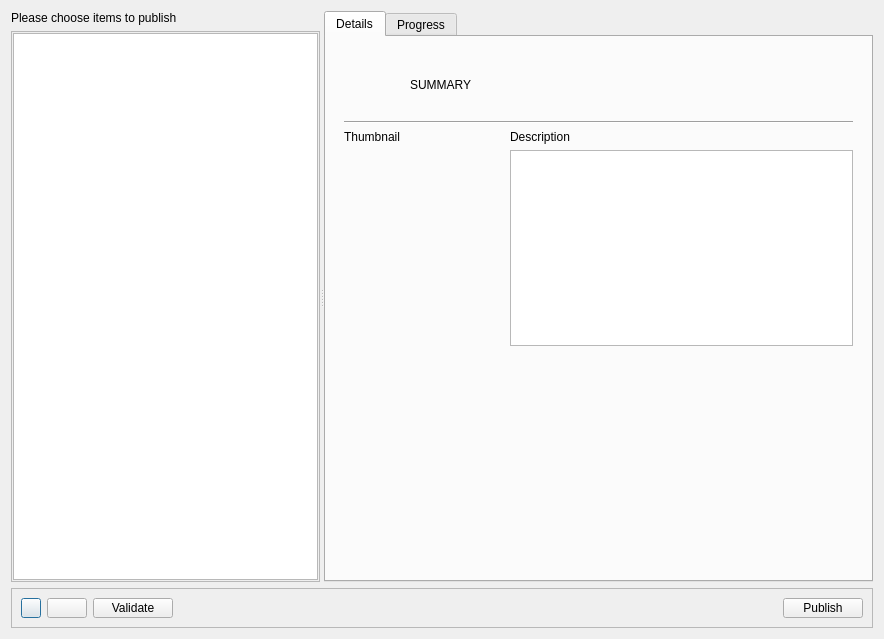
Above: resources/dialog.ui from shotgunsoftware/tk-multi-publish2 before the change. Below: the same form after it.
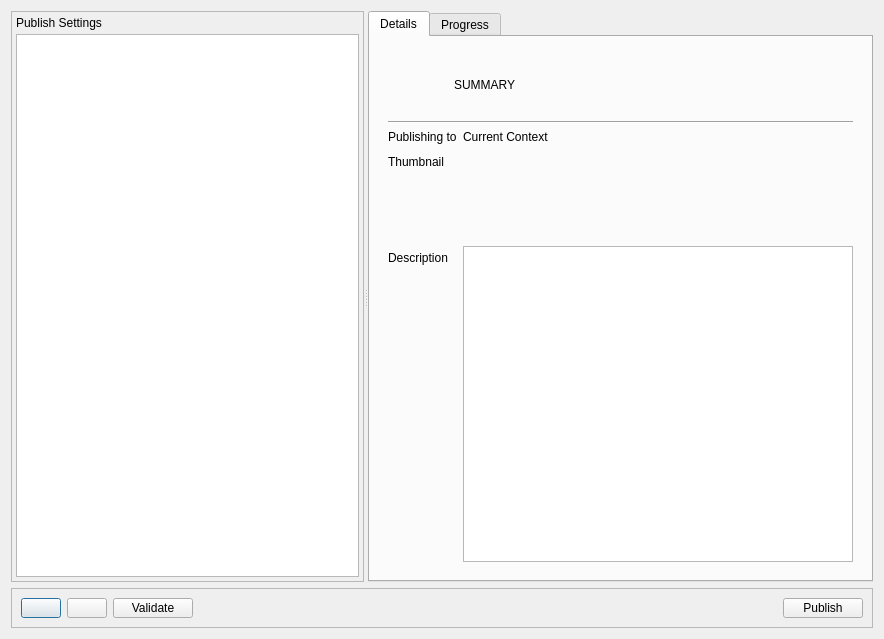
That is the form after the change. The open tabs and pages were chosen to show the change. Icons and pictures are not drawn. Custom widgets are drawn as their Qt base class.

The edit to the form file:
```diff
--- a/resources/dialog.ui
+++ b/resources/dialog.ui
@@ -21,13 +21,6 @@
      </property>
      <widget class="QWidget" name="verticalLayoutWidget">
       <layout class="QVBoxLayout" name="verticalLayout">
-       <item>
-        <widget class="QLabel" name="label">
-         <property name="text">
-          <string>Please choose items to publish</string>
-         </property>
-        </widget>
-       </item>
        <item>
         <widget class="DropAreaFrame" name="frame">
          <property name="frameShape">
@@ -38,11 +31,31 @@
          </property>
          <layout class="QVBoxLayout" name="verticalLayout_2">
           <property name="spacing">
-           <number>1</number>
+           <number>0</number>
           </property>
           <property name="margin">
-           <number>1</number>
+           <number>0</number>
           </property>
+          <item>
+           <widget class="QStackedWidget" name="items_tree_stack">
+            <property name="currentIndex">
+             <number>0</number>
+            </property>
+            <widget class="QWidget" name="page">
+             <layout class="QVBoxLayout" name="verticalLayout_15">
+              <property name="spacing">
+               <number>4</number>
+              </property>
+              <property name="margin">
+               <number>4</number>
+              </property>
+              <item>
+               <widget class="QLabel" name="items_tree_label">
+                <property name="text">
+                 <string>Please choose items to publish</string>
+                </property>
+               </widget>
+              </item>
           <item>
            <widget class="QTreeWidget" name="items_tree">
             <attribute name="headerVisible">
@@ -57,6 +70,39 @@
           </item>
          </layout>
         </widget>
+            <widget class="QWidget" name="page_2">
+             <layout class="QVBoxLayout" name="verticalLayout_14">
+              <property name="spacing">
+               <number>4</number>
+              </property>
+              <property name="margin">
+               <number>4</number>
+              </property>
+              <item>
+               <widget class="QLabel" name="reversed_items_tree_label">
+                <property name="text">
+                 <string>Publish Settings</string>
+                </property>
+               </widget>
+              </item>
+              <item>
+               <widget class="QTreeWidget" name="reversed_items_tree">
+                <attribute name="headerVisible">
+                 <bool>false</bool>
+                </attribute>
+                <column>
+                 <property name="text">
+                  <string notr="true">1</string>
+                 </property>
+                </column>
+               </widget>
+              </item>
+             </layout>
+            </widget>
+           </widget>
+          </item>
+         </layout>
+        </widget>
        </item>
       </layout>
      </widget>
@@ -75,7 +121,7 @@
            <number>3</number>
           </property>
           <widget class="QWidget" name="details_summary">
-           <layout class="QVBoxLayout" name="verticalLayout_9">
+           <layout class="QVBoxLayout" name="verticalLayout_8">
             <item>
              <layout class="QHBoxLayout" name="horizontalLayout_2">
               <item>
@@ -120,17 +166,29 @@
              </widget>
             </item>
             <item>
-             <layout class="QHBoxLayout" name="horizontalLayout_3">
-              <item>
-               <layout class="QVBoxLayout" name="verticalLayout_7">
-                <item>
+             <layout class="QFormLayout" name="formLayout">
+              <item row="0" column="0">
+               <widget class="QLabel" name="label_4">
+                <property name="text">
+                 <string>Publishing to</string>
+                </property>
+               </widget>
+              </item>
+              <item row="0" column="1">
+               <widget class="QLabel" name="summary_context">
+                <property name="text">
+                 <string>Current Context</string>
+                </property>
+               </widget>
+              </item>
+              <item row="1" column="0">
                  <widget class="QLabel" name="label_2">
                   <property name="text">
                    <string>Thumbnail</string>
                   </property>
                  </widget>
                 </item>
-                <item>
+              <item row="1" column="1">
                  <widget class="Thumbnail" name="summary_thumbnail">
                   <property name="minimumSize">
                    <size>
@@ -152,51 +210,19 @@
                   </property>
                  </widget>
                 </item>
-                <item>
-                 <spacer name="verticalSpacer_2">
-                  <property name="orientation">
-                   <enum>Qt::Vertical</enum>
-                  </property>
-                  <property name="sizeHint" stdset="0">
-                   <size>
-                    <width>20</width>
-                    <height>40</height>
-                   </size>
-                  </property>
-                 </spacer>
-                </item>
-               </layout>
-              </item>
-              <item>
-               <layout class="QVBoxLayout" name="verticalLayout_8">
-                <item>
+              <item row="2" column="0">
                  <widget class="QLabel" name="label_3">
                   <property name="text">
                    <string>Description</string>
                   </property>
                  </widget>
                 </item>
-                <item>
+              <item row="2" column="1">
                  <widget class="QPlainTextEdit" name="summary_comments"/>
                 </item>
                </layout>
               </item>
              </layout>
-            </item>
-            <item>
-             <spacer name="verticalSpacer">
-              <property name="orientation">
-               <enum>Qt::Vertical</enum>
-              </property>
-              <property name="sizeHint" stdset="0">
-               <size>
-                <width>20</width>
-                <height>40</height>
-               </size>
-              </property>
-             </spacer>
-            </item>
-           </layout>
           </widget>
           <widget class="QWidget" name="details_task">
            <layout class="QVBoxLayout" name="verticalLayout_11">
@@ -510,21 +536,10 @@
      </property>
      <layout class="QHBoxLayout" name="horizontalLayout">
       <item>
-       <widget class="QPushButton" name="reload">
-        <property name="minimumSize">
-         <size>
-          <width>20</width>
-          <height>0</height>
-         </size>
-        </property>
-        <property name="maximumSize">
-         <size>
-          <width>20</width>
-          <height>16777215</height>
-         </size>
-        </property>
-        <property name="text">
-         <string/>
+       <widget class="QPushButton" name="options">
+        <property name="icon">
+         <iconset resource="resources.qrc">
+          <normaloff>:/tk_multi_publish2/tick.png</normaloff>:/tk_multi_publish2/tick.png</iconset>
         </property>
        </widget>
       </item>
```
Left out of the diff: 2 changed lines with no effect on the pictures. Lines whose indentation alone changed are shown as unchanged.
